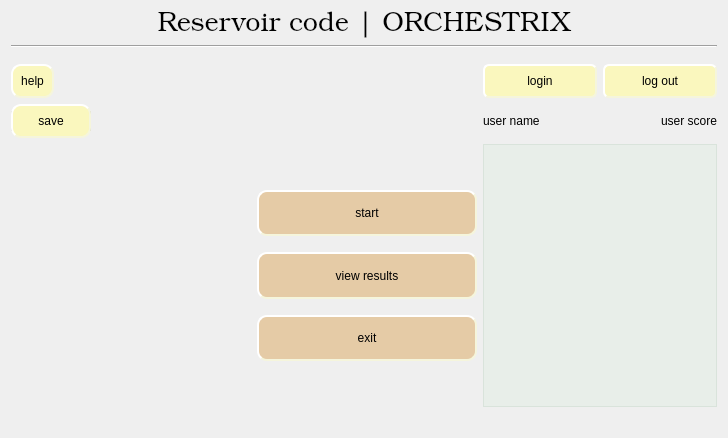
ZulusK/orchestrix, file src/windows/uis/StartWindow.ui: the form before one commit.
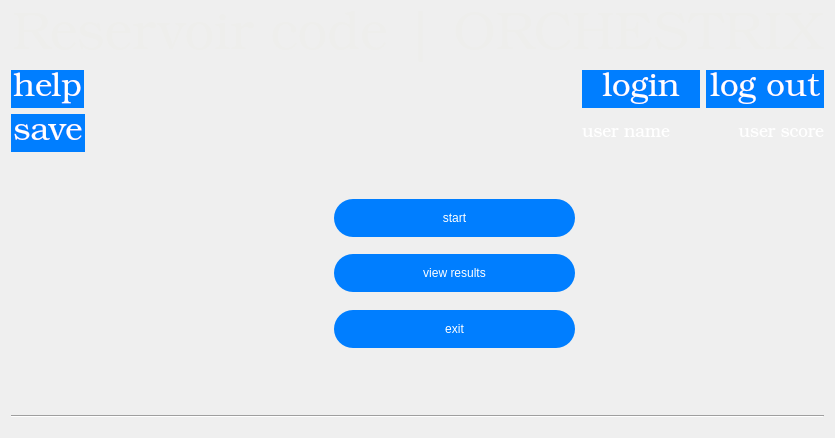
The form after the commit.

Patch:
```diff
--- a/src/windows/uis/StartWindow.ui
+++ b/src/windows/uis/StartWindow.ui
@@ -20,35 +20,164 @@
       <property name="sizeConstraint">
        <enum>QLayout::SetDefaultConstraint</enum>
       </property>
+      <item row="2" column="0">
+       <widget class="Line" name="line">
+        <property name="orientation">
+         <enum>Qt::Horizontal</enum>
+        </property>
+       </widget>
+      </item>
+      <item row="0" column="0">
+       <widget class="QLabel" name="label">
+        <property name="sizePolicy">
+         <sizepolicy hsizetype="Expanding" vsizetype="Preferred">
+          <horstretch>0</horstretch>
+          <verstretch>0</verstretch>
+         </sizepolicy>
+        </property>
+        <property name="sizeIncrement">
+         <size>
+          <width>2</width>
+          <height>2</height>
+         </size>
+        </property>
+        <property name="font">
+         <font>
+          <family>URW Bookman L</family>
+          <pointsize>40</pointsize>
+          <weight>9</weight>
+          <italic>false</italic>
+          <bold>false</bold>
+         </font>
+        </property>
+        <property name="styleSheet">
+         <string notr="true">font: 75 40pt &quot;URW Bookman L&quot;;
+color:rgb(238, 238, 236);</string>
+        </property>
+        <property name="text">
+         <string>Reservoir code | ORCHESTRIX</string>
+        </property>
+        <property name="alignment">
+         <set>Qt::AlignCenter</set>
+        </property>
+       </widget>
+      </item>
       <item row="3" column="0">
+       <spacer name="verticalSpacer_5">
+        <property name="orientation">
+         <enum>Qt::Vertical</enum>
+        </property>
+        <property name="sizeType">
+         <enum>QSizePolicy::Preferred</enum>
+        </property>
+        <property name="sizeHint" stdset="0">
+         <size>
+          <width>20</width>
+          <height>10</height>
+         </size>
+        </property>
+       </spacer>
+      </item>
+      <item row="1" column="0">
        <layout class="QGridLayout" name="gridLayout_2">
         <property name="sizeConstraint">
          <enum>QLayout::SetDefaultConstraint</enum>
         </property>
-        <item row="0" column="0">
-         <widget class="QPushButton" name="helpBtn">
+        <item row="1" column="5">
+         <layout class="QHBoxLayout" name="horizontalLayout_2">
+          <property name="sizeConstraint">
+           <enum>QLayout::SetDefaultConstraint</enum>
+          </property>
+          <item>
+           <widget class="QLabel" name="nameLbl">
           <property name="sizePolicy">
-           <sizepolicy hsizetype="Fixed" vsizetype="Fixed">
+             <sizepolicy hsizetype="Expanding" vsizetype="Preferred">
             <horstretch>0</horstretch>
             <verstretch>0</verstretch>
            </sizepolicy>
           </property>
+            <property name="font">
+             <font>
+              <family>URW Bookman L</family>
+              <pointsize>13</pointsize>
+              <weight>9</weight>
+              <italic>false</italic>
+              <bold>false</bold>
+             </font>
+            </property>
           <property name="styleSheet">
-           <string notr="true">background-color: rgb(250, 247, 190);
- border-style: outset;
- border-width: 2px;
- border-radius: 10px;
- border-color: beige;
- min-width: 3em;
- padding: 8px;
-font: 75 15pt &quot;URW Bookman L&quot;;</string>
+             <string notr="true">font: 75 13pt &quot;URW Bookman L&quot;;
+color:white;</string>
           </property>
           <property name="text">
-           <string>help</string>
+             <string>user name</string>
           </property>
          </widget>
         </item>
-        <item row="2" column="2">
+          <item>
+           <widget class="QLabel" name="scoreLbl">
+            <property name="sizePolicy">
+             <sizepolicy hsizetype="Expanding" vsizetype="Preferred">
+              <horstretch>0</horstretch>
+              <verstretch>0</verstretch>
+             </sizepolicy>
+            </property>
+            <property name="font">
+             <font>
+              <family>URW Bookman L</family>
+              <pointsize>13</pointsize>
+              <weight>9</weight>
+              <italic>false</italic>
+              <bold>false</bold>
+             </font>
+            </property>
+            <property name="styleSheet">
+             <string notr="true">font: 75 13pt &quot;URW Bookman L&quot;;
+color:white;</string>
+            </property>
+            <property name="text">
+             <string>user score</string>
+            </property>
+            <property name="alignment">
+             <set>Qt::AlignRight|Qt::AlignTrailing|Qt::AlignVCenter</set>
+            </property>
+           </widget>
+          </item>
+         </layout>
+        </item>
+        <item row="3" column="5">
+         <spacer name="verticalSpacer_4">
+          <property name="orientation">
+           <enum>Qt::Vertical</enum>
+          </property>
+          <property name="sizeType">
+           <enum>QSizePolicy::Preferred</enum>
+          </property>
+          <property name="sizeHint" stdset="0">
+           <size>
+            <width>20</width>
+            <height>20</height>
+           </size>
+          </property>
+         </spacer>
+        </item>
+        <item row="0" column="2">
+         <spacer name="horizontalSpacer">
+          <property name="orientation">
+           <enum>Qt::Horizontal</enum>
+          </property>
+          <property name="sizeType">
+           <enum>QSizePolicy::MinimumExpanding</enum>
+          </property>
+          <property name="sizeHint" stdset="0">
+           <size>
+            <width>160</width>
+            <height>20</height>
+           </size>
+          </property>
+         </spacer>
+        </item>
+        <item row="2" column="3">
          <layout class="QVBoxLayout" name="verticalLayout">
           <property name="sizeConstraint">
            <enum>QLayout::SetDefaultConstraint</enum>
@@ -76,19 +205,27 @@
             </property>
             <property name="minimumSize">
              <size>
-              <width>220</width>
+              <width>0</width>
               <height>40</height>
              </size>
             </property>
             <property name="styleSheet">
-             <string notr="true">font: 75 15pt &quot;URW Bookman L&quot;;
- background-color:rgb(229, 203, 166);
+             <string notr="true">QPushButton{
+font: 75 30pt &quot;URW Bookman L&quot;;
+background-color: rgb(0, 126, 255);
  border-style: outset;
  border-width: 2px;
- border-radius: 10px;
- border-color: beige;
- min-width: 8em;
- padding: 8px;</string>
+color:white;
+ border-radius: 20%;
+ border-color: rgba(0,0,0,0);
+}
+QPushButton:hover{
+border-width: 0px;
+background-color: rgb(255,20,0);
+border-radius: 20%;
+}
+
+</string>
             </property>
             <property name="text">
              <string>start</string>
@@ -121,19 +258,25 @@
             </property>
             <property name="minimumSize">
              <size>
-              <width>220</width>
+              <width>0</width>
               <height>40</height>
              </size>
             </property>
             <property name="styleSheet">
-             <string notr="true">font: 75 15pt &quot;URW Bookman L&quot;;
-background-color: rgb(229, 203, 166);
+             <string notr="true">QPushButton{
+font: 75 30pt &quot;URW Bookman L&quot;;
+background-color: rgb(0, 126, 255);
  border-style: outset;
  border-width: 2px;
- border-radius: 10px;
- border-color: beige;
- min-width: 8em;
- padding: 8px;</string>
+color:white;
+ border-radius: 20%;
+ border-color: rgba(0,0,0,0);
+}
+QPushButton:hover{
+border-width: 0px;
+background-color: rgb(255,20,0);
+border-radius: 20%;
+}</string>
             </property>
             <property name="text">
              <string>view results</string>
@@ -166,19 +309,25 @@
             </property>
             <property name="minimumSize">
              <size>
-              <width>220</width>
+              <width>0</width>
               <height>40</height>
              </size>
             </property>
             <property name="styleSheet">
-             <string notr="true">font: 75 15pt &quot;URW Bookman L&quot;;
-background-color: rgb(229, 203, 166);
+             <string notr="true">QPushButton{
+font: 75 30pt &quot;URW Bookman L&quot;;
+background-color: rgb(0, 126, 255);
  border-style: outset;
  border-width: 2px;
- border-radius: 10px;
- border-color: beige;
- min-width: 8em;
- padding: 8px;</string>
+color:white;
+ border-radius: 20%;
+ border-color: rgba(0,0,0,0);
+}
+QPushButton:hover{
+border-width: 0px;
+background-color: rgb(255,20,0);
+border-radius: 20%;
+}</string>
             </property>
             <property name="text">
              <string>exit</string>
@@ -200,49 +349,7 @@
           </item>
          </layout>
         </item>
-        <item row="1" column="4">
-         <layout class="QHBoxLayout" name="horizontalLayout_2">
-          <property name="sizeConstraint">
-           <enum>QLayout::SetDefaultConstraint</enum>
-          </property>
-          <item>
-           <widget class="QLabel" name="nameLbl">
-            <property name="sizePolicy">
-             <sizepolicy hsizetype="Expanding" vsizetype="Fixed">
-              <horstretch>0</horstretch>
-              <verstretch>0</verstretch>
-             </sizepolicy>
-            </property>
-            <property name="styleSheet">
-             <string notr="true">font: 75 13pt &quot;URW Bookman L&quot;;</string>
-            </property>
-            <property name="text">
-             <string>user name</string>
-            </property>
-           </widget>
-          </item>
-          <item>
-           <widget class="QLabel" name="scoreLbl">
-            <property name="sizePolicy">
-             <sizepolicy hsizetype="Expanding" vsizetype="Fixed">
-              <horstretch>0</horstretch>
-              <verstretch>0</verstretch>
-             </sizepolicy>
-            </property>
-            <property name="styleSheet">
-             <string notr="true">font: 75 13pt &quot;URW Bookman L&quot;;</string>
-            </property>
-            <property name="text">
-             <string>user score</string>
-            </property>
-            <property name="alignment">
-             <set>Qt::AlignRight|Qt::AlignTrailing|Qt::AlignVCenter</set>
-            </property>
-           </widget>
-          </item>
-         </layout>
-        </item>
-        <item row="0" column="4">
+        <item row="0" column="5">
          <layout class="QHBoxLayout" name="horizontalLayout">
           <property name="sizeConstraint">
            <enum>QLayout::SetDefaultConstraint</enum>
@@ -255,16 +362,30 @@
               <verstretch>0</verstretch>
              </sizepolicy>
             </property>
+            <property name="font">
+             <font>
+              <family>URW Bookman L</family>
+              <pointsize>25</pointsize>
+              <weight>9</weight>
+              <italic>false</italic>
+              <bold>false</bold>
+             </font>
+            </property>
             <property name="styleSheet">
-             <string notr="true">font: 75 15pt &quot;URW Bookman L&quot;;
-background-color:  rgb(250, 247, 190);
+             <string notr="true">QPushButton {
+font: 75 25pt &quot;URW Bookman L&quot;;
+background-color: rgb(0, 126, 255);
  border-style: outset;
  border-width: 2px;
- border-radius: 6px;
- border-color: beige;
- min-width: 3em;
- padding: 8px;
-</string>
+color:white;
+ border-radius: 20%;
+ border-color: rgba(0,0,0,0);
+}
+QPushButton:hover{
+border-width: 0px;
+background-color: rgb(255,20,0);
+border-radius: 20%;
+}</string>
             </property>
             <property name="text">
              <string>login</string>
@@ -279,15 +400,30 @@
               <verstretch>0</verstretch>
              </sizepolicy>
             </property>
+            <property name="font">
+             <font>
+              <family>URW Bookman L</family>
+              <pointsize>25</pointsize>
+              <weight>9</weight>
+              <italic>false</italic>
+              <bold>false</bold>
+             </font>
+            </property>
             <property name="styleSheet">
-             <string notr="true">font: 75 15pt &quot;URW Bookman L&quot;;
-background-color: rgb(250, 247, 190);
+             <string notr="true">QPushButton {
+font: 75 25pt &quot;URW Bookman L&quot;;
+background-color: rgb(0, 126, 255);
  border-style: outset;
  border-width: 2px;
- border-radius: 6px;
- border-color: beige;
- min-width: 3em;
- padding: 8px;</string>
+color:white;
+ border-radius: 20%;
+ border-color: rgba(0,0,0,0);
+}
+QPushButton:hover{
+border-width: 0px;
+background-color: rgb(255,20,0);
+border-radius: 20%;
+}</string>
             </property>
             <property name="text">
              <string>log out</string>
@@ -296,6 +432,44 @@
           </item>
          </layout>
         </item>
+        <item row="0" column="0">
+         <widget class="QPushButton" name="helpBtn">
+          <property name="sizePolicy">
+           <sizepolicy hsizetype="Fixed" vsizetype="Fixed">
+            <horstretch>0</horstretch>
+            <verstretch>0</verstretch>
+           </sizepolicy>
+          </property>
+          <property name="font">
+           <font>
+            <family>URW Bookman L</family>
+            <pointsize>25</pointsize>
+            <weight>9</weight>
+            <italic>false</italic>
+            <bold>false</bold>
+           </font>
+          </property>
+          <property name="styleSheet">
+           <string notr="true">QPushButton {
+font: 75 25pt &quot;URW Bookman L&quot;;
+background-color: rgb(0, 126, 255);
+ border-style: outset;
+ border-width: 2px;
+color:white;
+ border-radius: 20%;
+ border-color: rgba(0,0,0,0);
+}
+QPushButton:hover{
+border-width: 0px;
+background-color: rgb(255,20,0);
+border-radius: 20%;
+}</string>
+          </property>
+          <property name="text">
+           <string>help</string>
+          </property>
+         </widget>
+        </item>
         <item row="2" column="0">
          <spacer name="verticalSpacer">
           <property name="orientation">
@@ -309,149 +483,39 @@
           </property>
          </spacer>
         </item>
-        <item row="2" column="4">
-         <widget class="QTableWidget" name="resultsTable">
-          <property name="sizePolicy">
-           <sizepolicy hsizetype="Expanding" vsizetype="MinimumExpanding">
-            <horstretch>0</horstretch>
-            <verstretch>0</verstretch>
-           </sizepolicy>
-          </property>
-          <property name="styleSheet">
-           <string notr="true">background-color: rgba(201, 235, 206, 49)</string>
-          </property>
-         </widget>
-        </item>
-        <item row="0" column="1">
-         <spacer name="horizontalSpacer">
-          <property name="orientation">
-           <enum>Qt::Horizontal</enum>
-          </property>
-          <property name="sizeType">
-           <enum>QSizePolicy::MinimumExpanding</enum>
-          </property>
-          <property name="sizeHint" stdset="0">
-           <size>
-            <width>160</width>
-            <height>20</height>
-           </size>
-          </property>
-         </spacer>
-        </item>
-        <item row="3" column="4">
-         <spacer name="verticalSpacer_4">
-          <property name="orientation">
-           <enum>Qt::Vertical</enum>
-          </property>
-          <property name="sizeType">
-           <enum>QSizePolicy::Preferred</enum>
-          </property>
-          <property name="sizeHint" stdset="0">
-           <size>
-            <width>20</width>
-            <height>20</height>
-           </size>
-          </property>
-         </spacer>
-        </item>
         <item row="1" column="0">
          <widget class="QPushButton" name="saveBtn">
-          <property name="text">
-           <string>save</string>
-          </property>
-         </widget>
-        </item>
-        <item row="2" column="4">
-         <spacer name="horizontalSpacer_2">
-          <property name="orientation">
-           <enum>Qt::Horizontal</enum>
-          </property>
-          <property name="sizeType">
-           <enum>QSizePolicy::Expanding</enum>
-          </property>
-          <property name="sizeHint" stdset="0">
-           <size>
-            <width>240</width>
-            <height>20</height>
-           </size>
-          </property>
-         </spacer>
-        </item>
-        <item row="1" column="0">
-         <widget class="QPushButton" name="saveBtn">
-          <property name="styleSheet">
-           <string notr="true">background-color: rgb(250, 247, 190);
- border-style: outset;
- border-width: 2px;
- border-radius: 10px;
- border-color: beige;
- min-width: 3em;
- padding: 8px;
-font: 75 15pt &quot;URW Bookman L&quot;;</string>
-          </property>
-          <property name="text">
-           <string>save</string>
-          </property>
-         </widget>
-        </item>
-       </layout>
-      </item>
-      <item row="2" column="0">
-       <spacer name="verticalSpacer_5">
-        <property name="orientation">
-         <enum>Qt::Vertical</enum>
-        </property>
-        <property name="sizeType">
-         <enum>QSizePolicy::Preferred</enum>
-        </property>
-        <property name="sizeHint" stdset="0">
-         <size>
-          <width>20</width>
-          <height>10</height>
-         </size>
-        </property>
-       </spacer>
-      </item>
-      <item row="0" column="0">
-       <widget class="QLabel" name="label">
-        <property name="sizePolicy">
-         <sizepolicy hsizetype="Expanding" vsizetype="Preferred">
-          <horstretch>0</horstretch>
-          <verstretch>0</verstretch>
-         </sizepolicy>
-        </property>
-        <property name="sizeIncrement">
-         <size>
-          <width>2</width>
-          <height>2</height>
-         </size>
-        </property>
         <property name="font">
          <font>
           <family>URW Bookman L</family>
-          <pointsize>20</pointsize>
+            <pointsize>25</pointsize>
           <weight>9</weight>
           <italic>false</italic>
           <bold>false</bold>
          </font>
         </property>
         <property name="styleSheet">
-         <string notr="true">font: 75 20pt &quot;URW Bookman L&quot;;</string>
+           <string notr="true">QPushButton{
+font: 75 25pt &quot;URW Bookman L&quot;;
+background-color: rgb(0, 126, 255);
+ border-style: outset;
+ border-width: 2px;
+color:white;
+ border-radius: 20%;
+ border-color: rgba(0,0,0,0);
+}
+QPushButton:hover{
+border-width: 0px;
+background-color: rgb(255,20,0);
+border-radius: 20%;
+}</string>
         </property>
         <property name="text">
-         <string>Reservoir code | ORCHESTRIX</string>
-        </property>
-        <property name="alignment">
-         <set>Qt::AlignCenter</set>
+           <string>save</string>
         </property>
        </widget>
       </item>
-      <item row="1" column="0">
-       <widget class="Line" name="line">
-        <property name="orientation">
-         <enum>Qt::Horizontal</enum>
-        </property>
-       </widget>
+       </layout>
       </item>
      </layout>
     </item>
```
Lines whose indentation alone changed are shown as unchanged.
